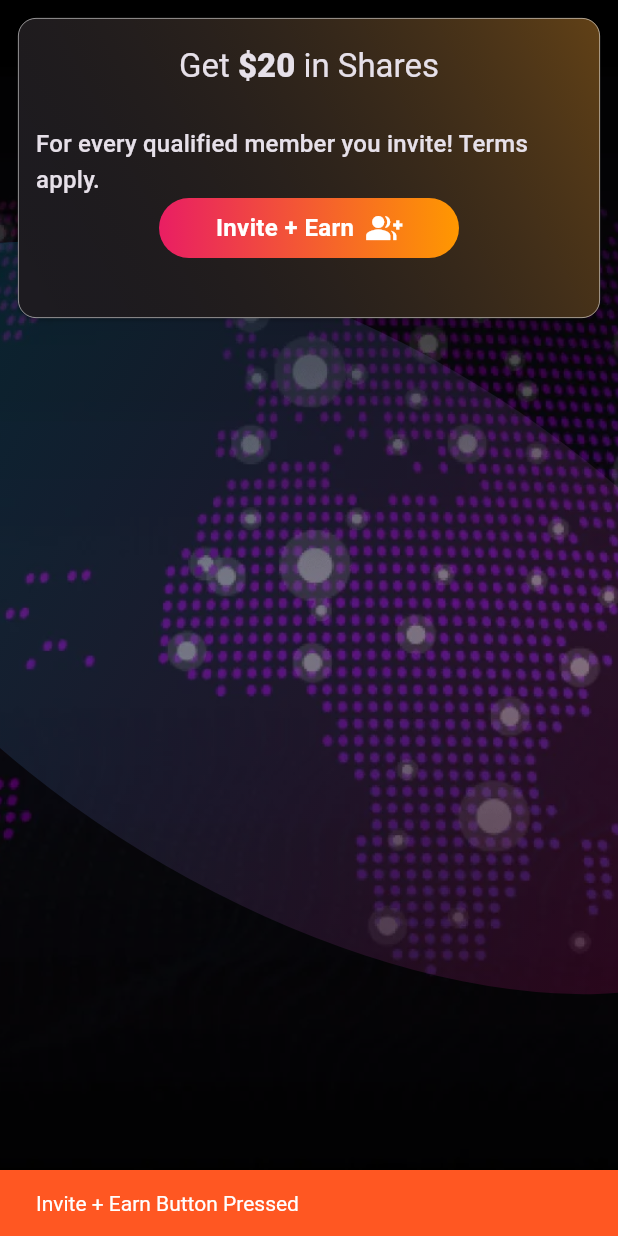
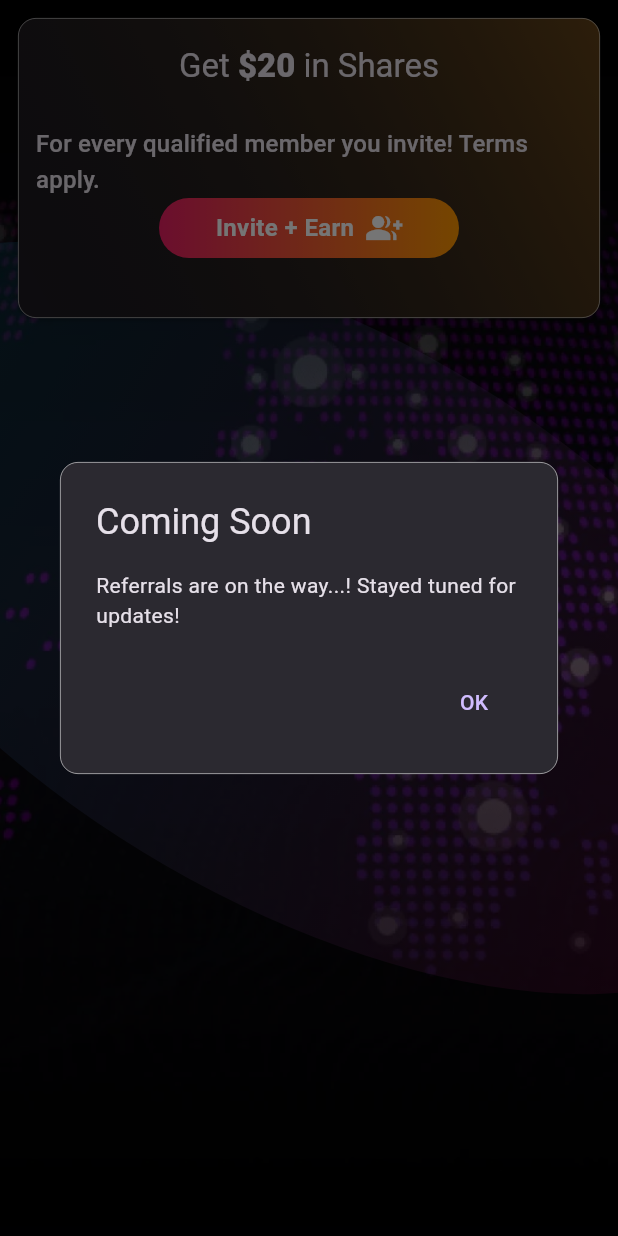
Before and after one commit to timwickey/modeinvestorclub, a Flutter app: the ReferralCard widget shown alone on an empty page, opened directly, after a tap on "Invite + Earn", on a phone screen of 412 x 824 dp. Run offline on Flutter 3.47's test engine with Material 3 defaults, Android fonts, the phone set to English and light mode, and no system bars; our stand-ins replace fl_chart, flutter_svg, go_router, shared_preferences, url_strategy; missing offline and left inert: adaptive_navigation, dart:html, window_size; accounts and stored records are empty.

Commit message:
UPDATE: remove referrals for now

```diff
--- a/lib/src/widgets/referral.dart
+++ b/lib/src/widgets/referral.dart
@@ -7,6 +7,34 @@ class ReferralCard extends StatelessWidget {
   const ReferralCard({
     super.key,
   });
+
+  void showComingSoonDialog(BuildContext context) {
+    showDialog(
+      context: context,
+      builder: (BuildContext context) {
+        return AlertDialog(
+          shape: RoundedRectangleBorder(
+            borderRadius: BorderRadius.circular(12.0),
+            side: BorderSide(
+              color: borderColor,
+              width: borderThickness,
+            ),
+          ),
+          title: Text('Coming Soon'),
+          content:
+              Text('Referrals are on the way...! Stayed tuned for updates!'),
+          actions: [
+            TextButton(
+              onPressed: () {
+                Navigator.of(context).pop();
+              },
+              child: Text('OK'),
+            ),
+          ],
+        );
+      },
+    );
+  }
 
   @override
   Widget build(BuildContext context) => Padding(
@@ -76,10 +104,7 @@ class ReferralCard extends StatelessWidget {
                       icon: Icon(Icons.group_add, color: Colors.white),
                       color: colorButton,
                       onPressed: () {
-                        ScaffoldMessenger.of(context).showSnackBar(
-                          const SnackBar(
-                              content: Text('Invite + Earn Button Pressed')),
-                        );
+                        showComingSoonDialog(context);
                       },
                     )),
                 const SizedBox(height: 25),
@@ -94,6 +119,26 @@ class ReferralCardMobile extends StatelessWidget {
   const ReferralCardMobile({
     super.key,
   });
+
+  void showComingSoonDialog(BuildContext context) {
+    showDialog(
+      context: context,
+      builder: (BuildContext context) {
+        return AlertDialog(
+          title: Text('Coming Soon'),
+          content: Text('Referrals coming soon...!'),
+          actions: [
+            TextButton(
+              onPressed: () {
+                Navigator.of(context).pop();
+              },
+              child: Text('OK'),
+            ),
+          ],
+        );
+      },
+    );
+  }
 
   @override
   Widget build(BuildContext context) => Padding(
@@ -163,10 +208,7 @@ class ReferralCardMobile extends StatelessWidget {
                       icon: Icon(Icons.group_add, color: Colors.white),
                       color: colorButton,
                       onPressed: () {
-                        ScaffoldMessenger.of(context).showSnackBar(
-                          const SnackBar(
-                              content: Text('Invite + Earn Button Pressed')),
-                        );
+                        showComingSoonDialog(context);
                       },
                     )),
                 const SizedBox(height: 10),
```
